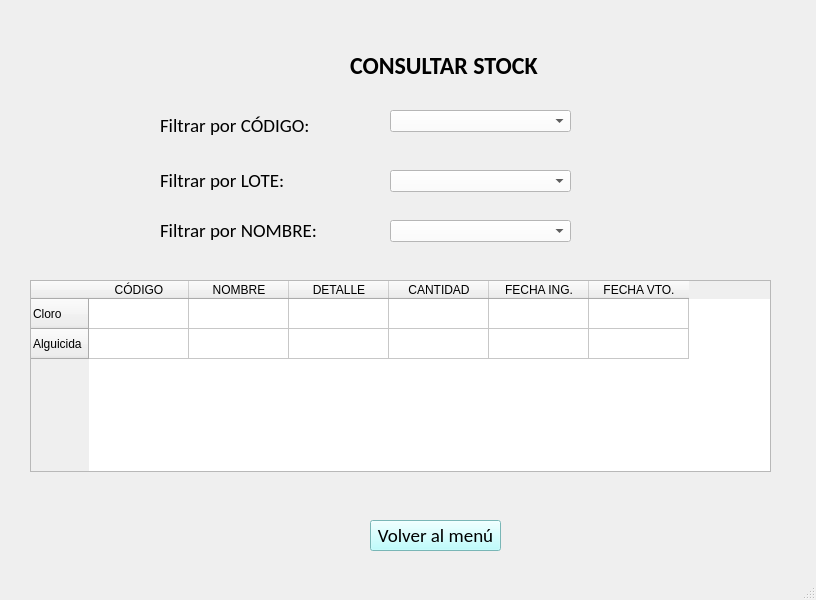
Above: Vistas/Stock/Consultar_Stock_Ezequiel.ui from LAZAVIA/Ezequiel before the change. Below: the same form after it.
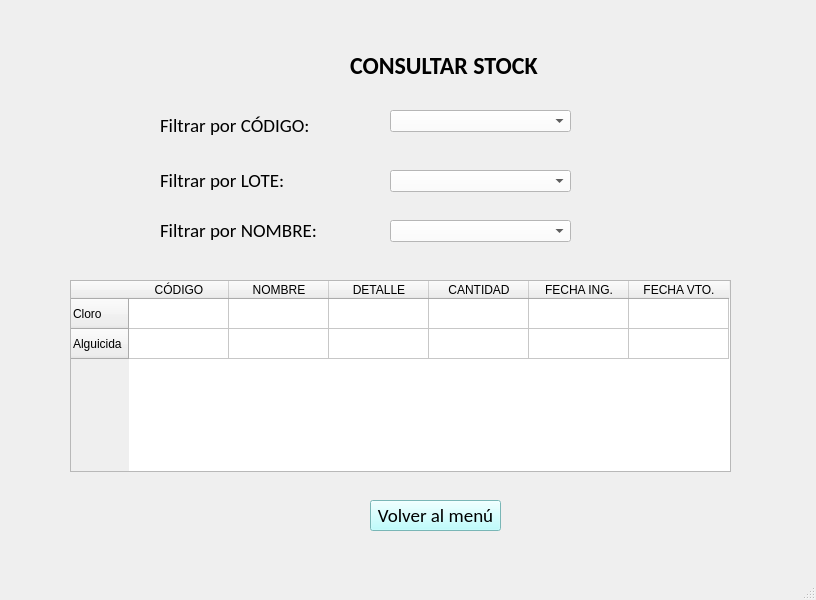
That is the form after the change.

Commit message: Cambios de código en stock

What changed in the file:
```diff
--- a/Vistas/Stock/Consultar_Stock_Ezequiel.ui
+++ b/Vistas/Stock/Consultar_Stock_Ezequiel.ui
@@ -17,9 +17,9 @@
    <widget class="QTableWidget" name="tableWidget">
     <property name="geometry">
      <rect>
-      <x>30</x>
+      <x>70</x>
       <y>280</y>
-      <width>741</width>
+      <width>661</width>
       <height>192</height>
      </rect>
     </property>
@@ -127,7 +127,7 @@
     <property name="geometry">
      <rect>
       <x>370</x>
-      <y>520</y>
+      <y>500</y>
       <width>131</width>
       <height>31</height>
      </rect>
```
The commit also changes 3 other files.
